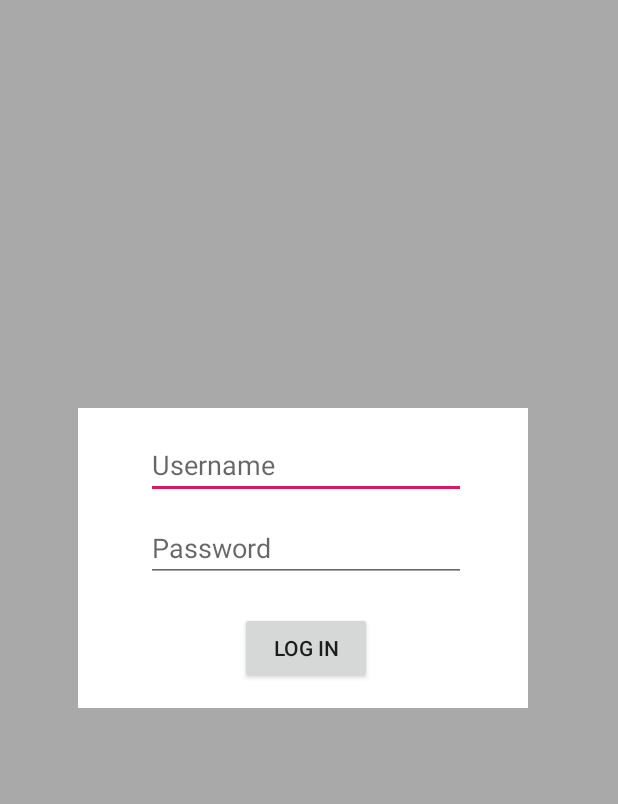
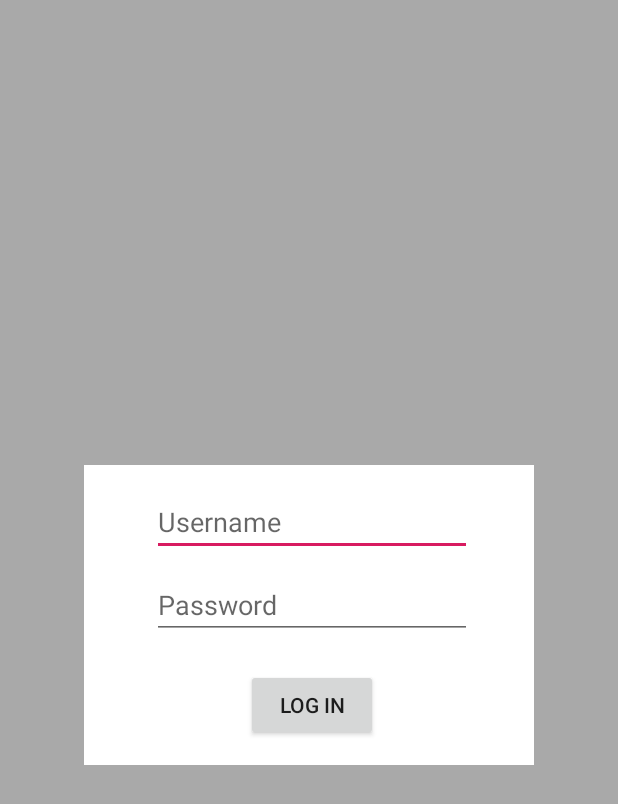
Before and after one commit to job2522/YIP-BangchakPOC, an Android app: the screen it shows after launch (MainActivity), on a phone screen of 412 x 824 dp. Shown: the top 804 px of the screen. Run offline under Robolectric (Android 15) with nearby library versions, the phone set to English and light mode, and no system bars.

Commit message:
Updates layout

```diff
--- a/app/src/main/res/layout/activity_main.xml
+++ b/app/src/main/res/layout/activity_main.xml
@@ -5,19 +5,27 @@
     android:layout_width="match_parent"
     android:layout_height="match_parent"
     android:background="#A9A9A9	"
-    tools:context=".MainActivity">
+    tools:context=".MainActivity"
+    android:layout_gravity="center">
 
 
     <TextView
         android:id="@+id/box"
         android:layout_width="300dp"
         android:layout_height="200dp"
-        android:layout_marginStart="52dp"
-        android:layout_marginLeft="52dp"
-        android:layout_marginTop="272dp"
+        android:layout_marginStart="8dp"
+        android:layout_marginLeft="8dp"
+        android:layout_marginTop="8dp"
+        android:layout_marginEnd="8dp"
+        android:layout_marginRight="8dp"
+        android:layout_marginBottom="8dp"
         android:background="#ffffff"
+        app:layout_constraintBottom_toBottomOf="parent"
+        app:layout_constraintEnd_toEndOf="parent"
+        app:layout_constraintHorizontal_bias="0.498"
         app:layout_constraintStart_toStartOf="parent"
-        app:layout_constraintTop_toTopOf="parent" />
+        app:layout_constraintTop_toTopOf="parent"
+        app:layout_constraintVertical_bias="0.497" />
 
     <EditText
         android:id="@+id/userName"
```
Also changed, not shown: app/src/main/res/layout/activity_home_page.xml (+7 -11 lines), app/src/main/res/layout/activity_pop_summary.xml (+7 -29 lines), app/src/main/res/layout/activity_pop_tank_list.xml (+4 -4 lines), app/src/main/res/layout/activity_pop_valve_list.xml (+4 -3 lines).
